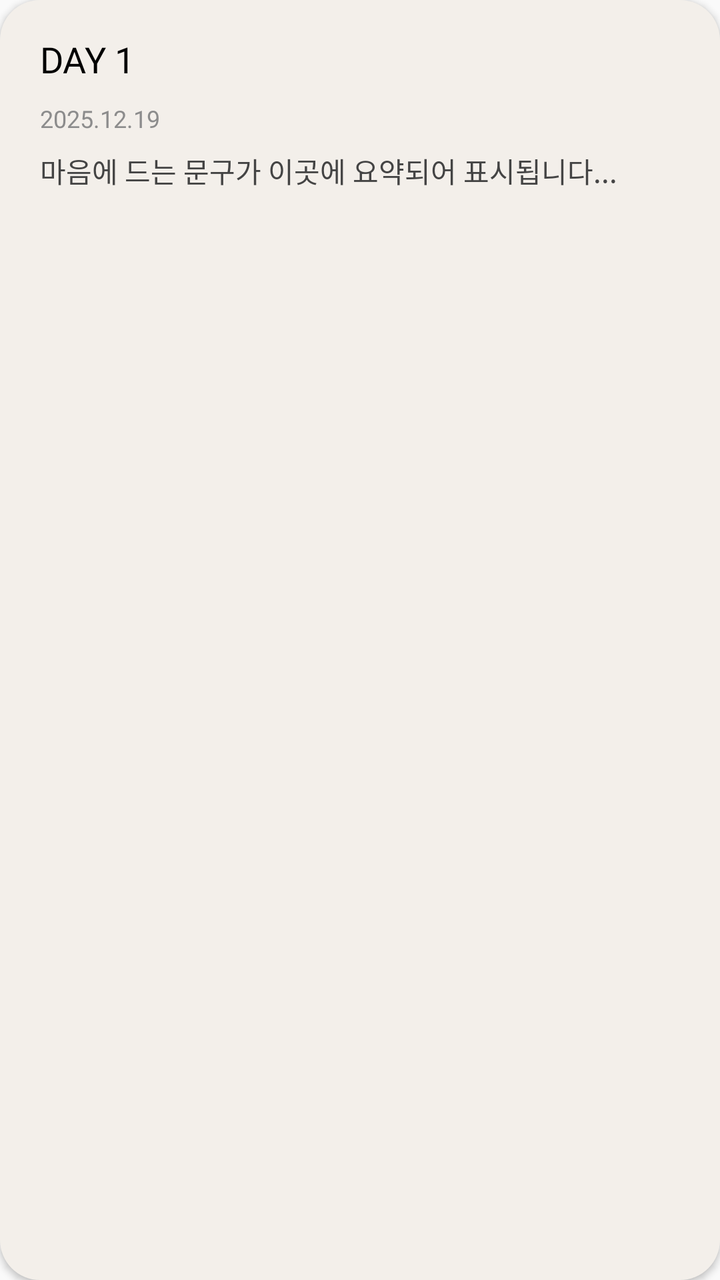
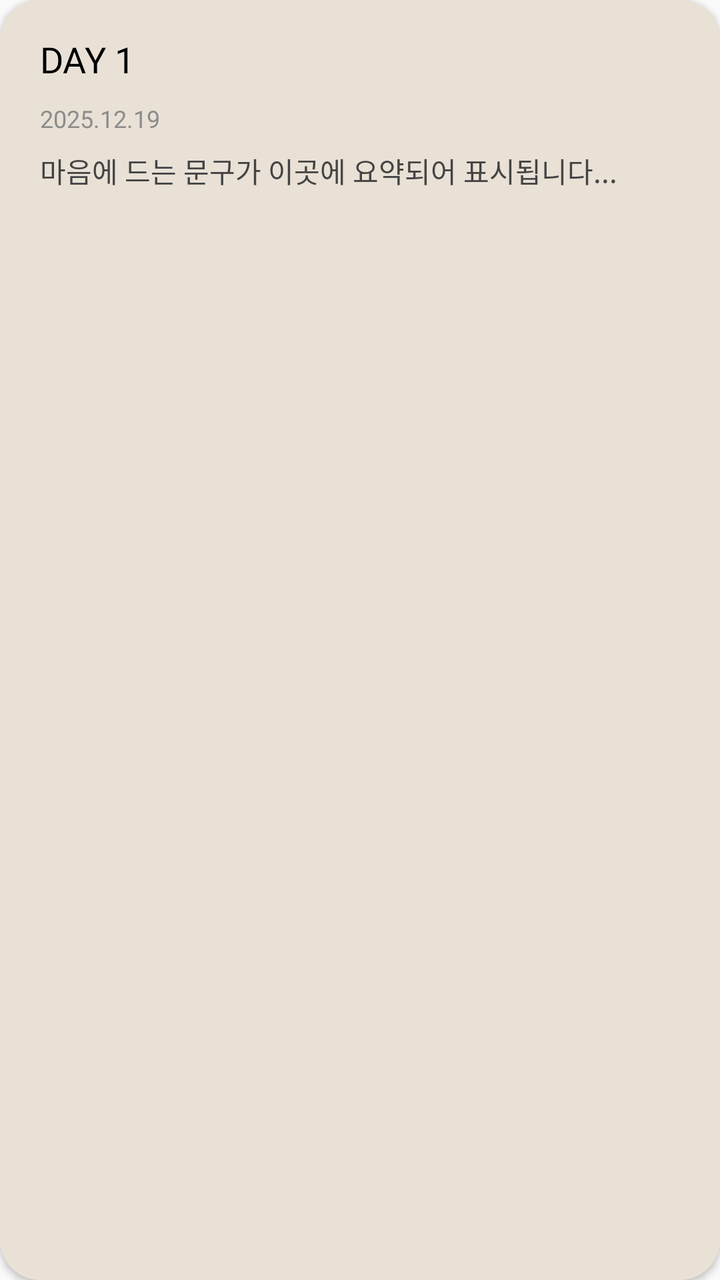

An Android layout rendered at two revisions. The XML below is the earlier revision; the diff shows what the commit changed to produce the second picture.
<!-- AndroidManifest.xml: application theme Theme.RememberBooks -->
<!-- res/layout/item_record_done.xml -->
<?xml version="1.0" encoding="utf-8"?>
<androidx.constraintlayout.widget.ConstraintLayout xmlns:android="http://schemas.android.com/apk/res/android"
    xmlns:app="http://schemas.android.com/apk/res-auto"
    android:layout_width="match_parent"
    android:layout_height="wrap_content"
    android:layout_marginHorizontal="16dp"
    android:layout_marginTop="12dp"
    android:background="@drawable/bg_radius_20"
    android:padding="20dp"
    android:elevation="2dp">

    <TextView
        android:id="@+id/tv_item_day"
        android:layout_width="wrap_content"
        android:layout_height="wrap_content"
        android:fontFamily="@font/noto_serif_kr_bold"
        android:includeFontPadding="false"
        android:text="DAY 1"
        android:textColor="#000000"
        android:textSize="18sp"
        app:layout_constraintStart_toStartOf="parent"
        app:layout_constraintTop_toTopOf="parent" />

    <LinearLayout
        android:layout_width="0dp"
        android:layout_height="wrap_content"
        android:layout_marginTop="12dp"
        android:orientation="vertical"
        app:layout_constraintEnd_toEndOf="parent"
        app:layout_constraintStart_toStartOf="parent"
        app:layout_constraintTop_toBottomOf="@id/tv_item_day">

        <TextView
            android:id="@+id/tv_item_summary_date"
            android:layout_width="wrap_content"
            android:layout_height="wrap_content"
            android:fontFamily="@font/noto_serif_kr_regular"
            android:includeFontPadding="false"
            android:text="2025.12.19"
            android:textColor="#8C8C8C"
            android:textSize="12sp"
            android:layout_marginBottom="4dp"/>

        <TextView
            android:id="@+id/tv_item_summary_quote"
            android:layout_width="match_parent"
            android:layout_height="wrap_content"
            android:layout_marginTop="4dp"
            android:fontFamily="@font/noto_serif_kr_regular"
            android:ellipsize="end"
            android:maxLines="1"
            android:text="마음에 드는 문구가 이곳에 요약되어 표시됩니다..."
            android:includeFontPadding="false"
            android:textColor="#444444"
            android:textSize="14sp" />

    </LinearLayout>

</androidx.constraintlayout.widget.ConstraintLayout>
<!-- resources referenced by this layout -->
<resources>
  <!-- drawable bg_radius_20 (drawable) -->
  <?xml version="1.0" encoding="utf-8"?>
  <shape xmlns:android="http://schemas.android.com/apk/res/android">
      <solid android:color="#F3EFEA"/>
      <corners android:radius="20dp"/>
  </shape>
  <style name="Theme.RememberBooks" parent="Theme.AppCompat.Light.NoActionBar" />
</resources>

<!-- the commit's change to res/layout/item_record_done.xml (unified diff, before → after) -->
@@ -6,6 +6,7 @@
     android:layout_marginHorizontal="16dp"
     android:layout_marginTop="12dp"
     android:background="@drawable/bg_radius_20"
+    android:backgroundTint="#E9E1D6"
     android:padding="20dp"
     android:elevation="2dp">
 
